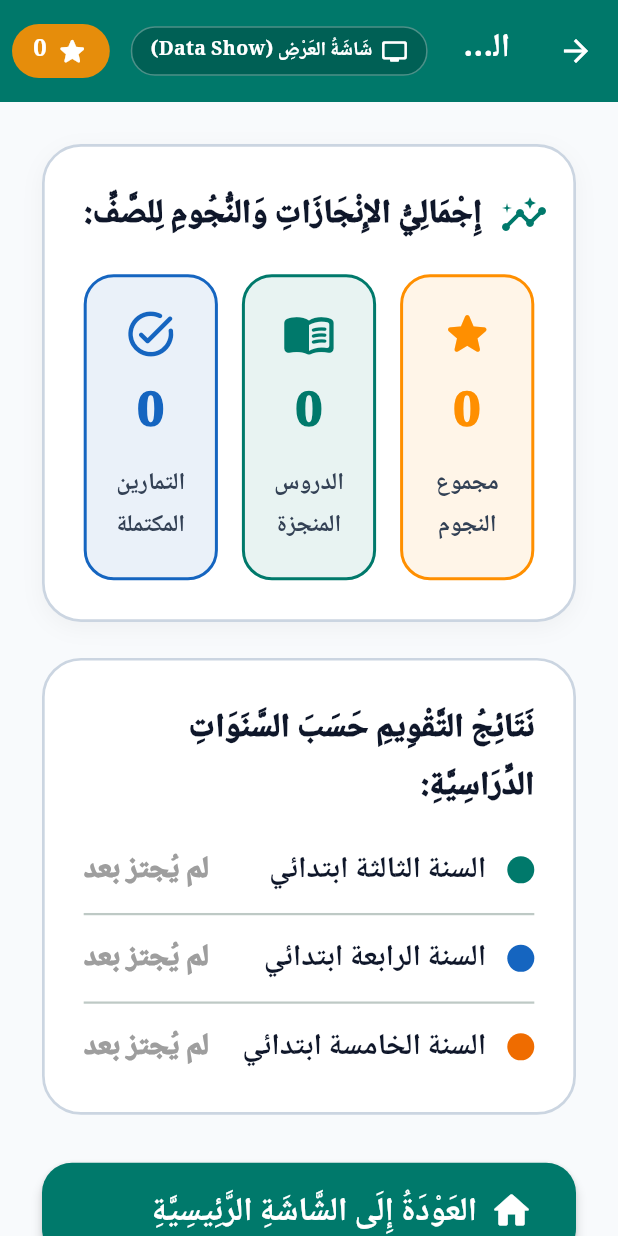
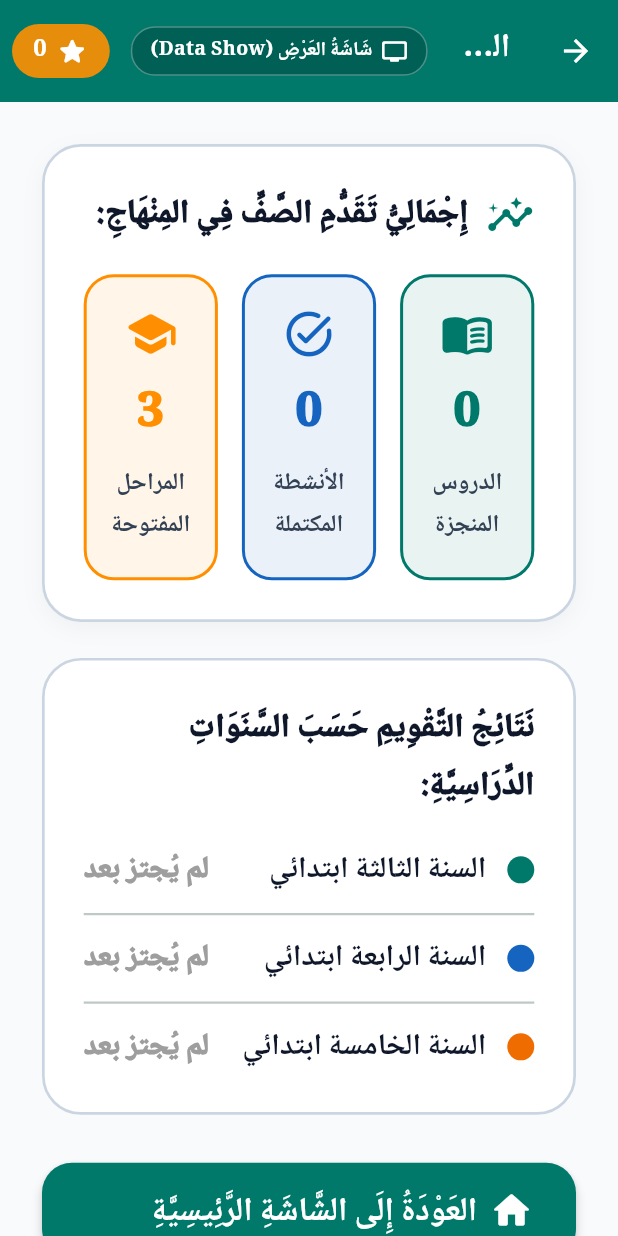
Before and after one commit to MohammedBoure/Bayan, a Flutter app: the screen it shows after launch, scrolled down 207 dp, after a tap on "سِجِلُّ الإِنْجَازِ", on a phone screen of 412 x 824 dp. Run offline on Flutter 3.47's test engine with Material 3 defaults, Android fonts, the light colour scheme and no system bars; our stand-ins replace shared_preferences, sqflite_common_ffi; accounts and stored records are empty.

Commit message:
feat: completely remove points and stars system in favor of pedagogical curriculum tracking

```diff
--- a/lib/screens/home_screen.dart
+++ b/lib/screens/home_screen.dart
@@ -38,26 +38,27 @@ class HomeScreen extends StatelessWidget {
                       spacing: 16,
                       runSpacing: 12,
                       children: [
-                        // Star count badge
+                        // Completed lessons badge
                         ListenableBuilder(
                           listenable: progressService,
                           builder: (context, _) {
+                            final completedCount = progressService.progress.completedLessons.length;
                             return Container(
                               padding: const EdgeInsets.symmetric(horizontal: 18, vertical: 10),
                               decoration: BoxDecoration(
-                                color: AppTheme.accentAmber.withValues(alpha: 0.18),
+                                color: AppTheme.primaryTeal.withValues(alpha: 0.12),
                                 borderRadius: BorderRadius.circular(24),
-                                border: Border.all(color: AppTheme.accentAmber, width: 2),
+                                border: Border.all(color: AppTheme.primaryTeal, width: 2),
                               ),
                               child: Row(
                                 mainAxisSize: MainAxisSize.min,
                                 children: [
-                                  const Icon(Icons.star_rounded, color: AppTheme.accentAmber, size: 30),
+                                  const Icon(Icons.check_circle_rounded, color: AppTheme.primaryTeal, size: 28),
                                   const SizedBox(width: 8),
                                   Text(
-                                    '${progressService.progress.totalStars} نجمة تميز',
+                                    '$completedCount دُرُوسٌ مُنْجَزَةٌ',
                                     style: const TextStyle(
-                                      color: AppTheme.textDark,
+                                      color: AppTheme.primaryDark,
                                       fontWeight: FontWeight.bold,
                                       fontSize: 18,
                                     ),
--- a/lib/screens/interactive_activity_screen.dart
+++ b/lib/screens/interactive_activity_screen.dart
@@ -131,7 +131,7 @@ class _InteractiveActivityScreenState extends State<InteractiveActivityScreen> {
           shape: RoundedRectangleBorder(borderRadius: BorderRadius.circular(26)),
           title: Row(
             children: const [
-              Icon(Icons.stars_rounded, color: AppTheme.accentAmber, size: 40),
+              Icon(Icons.check_circle_rounded, color: AppTheme.successGreen, size: 40),
               SizedBox(width: 12),
               Text('تَمَّ إِنْجَازُ الأَنْشِطَةِ بِنَجَاحٍ!', style: TextStyle(fontSize: 24, fontWeight: FontWeight.bold)),
             ],
--- a/lib/screens/progress_results_screen.dart
+++ b/lib/screens/progress_results_screen.dart
@@ -143,25 +143,24 @@ class ProgressResultsScreen extends StatelessWidget {
           const SizedBox(height: 16),
 
           if (correctAnswers != null && totalQuestions != null) ...[
-            Text(
-              'تمت الإجابة بشكل صحيح عن $correctAnswers من أصل $totalQuestions أسئلة.',
-              style: const TextStyle(fontSize: 20, fontWeight: FontWeight.bold, color: AppTheme.textDark),
+            Container(
+              padding: const EdgeInsets.symmetric(horizontal: 20, vertical: 10),
+              decoration: BoxDecoration(
+                color: isHighPass
+                    ? AppTheme.successGreen.withValues(alpha: 0.12)
+                    : (isPass ? AppTheme.accentOrange.withValues(alpha: 0.12) : AppTheme.errorRed.withValues(alpha: 0.1)),
+                borderRadius: BorderRadius.circular(16),
+              ),
+              child: Text(
+                'تمت الإجابة بشكل صحيح عن $correctAnswers من أصل $totalQuestions أسئلة.',
+                style: TextStyle(
+                  fontSize: 20,
+                  fontWeight: FontWeight.bold,
+                  color: isHighPass ? AppTheme.successGreen : (isPass ? AppTheme.accentOrange : AppTheme.errorRed),
+                ),
+              ),
             ),
           ],
-          const SizedBox(height: 18),
-
-          // Giant Stars Display
-          Row(
-            mainAxisAlignment: MainAxisAlignment.center,
-            children: List.generate(3, (index) {
-              final starEarned = isHighPass ? true : (isPass ? index < 2 : index < 1);
-              return Icon(
-                Icons.star_rounded,
-                size: 56, // Big celebratory stars
-                color: starEarned ? AppTheme.accentAmber : Colors.grey.withValues(alpha: 0.3),
-              );
-            }),
-          ),
         ],
       ),
     );
@@ -190,7 +189,7 @@ class ProgressResultsScreen extends StatelessWidget {
               Icon(Icons.insights_rounded, color: AppTheme.primaryTeal, size: 32),
               SizedBox(width: 12),
               Text(
-                'إِجْمَالِيُّ الإِنْجَازَاتِ وَالنُّجُومِ لِلصَّفِّ:',
+                'إِجْمَالِيُّ تَقَدُّمِ الصَّفِّ فِي المِنْهَاجِ:',
                 style: TextStyle(fontSize: 22, fontWeight: FontWeight.w900, color: AppTheme.textDark),
               ),
             ],
@@ -198,15 +197,6 @@ class ProgressResultsScreen extends StatelessWidget {
           const SizedBox(height: 20),
           Row(
             children: [
-              Expanded(
-                child: _buildMetricTile(
-                  icon: Icons.star_rounded,
-                  label: 'مجموع النجوم',
-                  value: '${progressService.progress.totalStars}',
-                  color: AppTheme.accentAmber,
-                ),
-              ),
-              const SizedBox(width: 16),
               Expanded(
                 child: _buildMetricTile(
                   icon: Icons.menu_book_rounded,
@@ -219,9 +209,18 @@ class ProgressResultsScreen extends StatelessWidget {
               Expanded(
                 child: _buildMetricTile(
                   icon: Icons.task_alt_rounded,
-                  label: 'التمارين المكتملة',
+                  label: 'الأنشطة المكتملة',
                   value: '${progressService.progress.totalExercisesCompleted}',
                   color: AppTheme.verbColor,
+                ),
+              ),
+              const SizedBox(width: 16),
+              Expanded(
+                child: _buildMetricTile(
+                  icon: Icons.school_rounded,
+                  label: 'المراحل المفتوحة',
+                  value: '3',
+                  color: AppTheme.accentAmber,
                 ),
               ),
             ],
--- a/lib/screens/settings_screen.dart
+++ b/lib/screens/settings_screen.dart
@@ -24,7 +24,7 @@ class SettingsScreen extends StatelessWidget {
           shape: RoundedRectangleBorder(borderRadius: BorderRadius.circular(24)),
           title: const Text('إِعَادَةُ ضَبْطِ سِجِلِّ الفَصْلِ', style: TextStyle(fontSize: 22, fontWeight: FontWeight.bold)),
           content: const Text(
-            'هل أنت متأكد من رغبتك في مسح كل الدروس المنجزة والنجوم المحرزة والبدء من جديد مع فوج آخر؟',
+            'هل أنت متأكد من رغبتك في مسح تقدم الدروس المنجزة والبدء من جديد مع فوج آخر؟',
             style: TextStyle(fontSize: 18),
           ),
           actions: [
@@ -424,7 +424,7 @@ class SettingsScreen extends StatelessWidget {
                     style: TextStyle(fontWeight: FontWeight.bold, color: AppTheme.errorRed, fontSize: 20),
                   ),
                   subtitle: const Text(
-                    'تصفير النجوم والدروس المكتملة لبدء درس جديد مع فوج أو فصل آخر',
+                    'إعادة تعيين الدروس المكتملة لبدء عرض جديد مع فوج أو فصل آخر',
                     style: TextStyle(fontSize: 16),
                   ),
                   onTap: () => _confirmReset(context),
```
Also changed, not shown: 1 other file.
